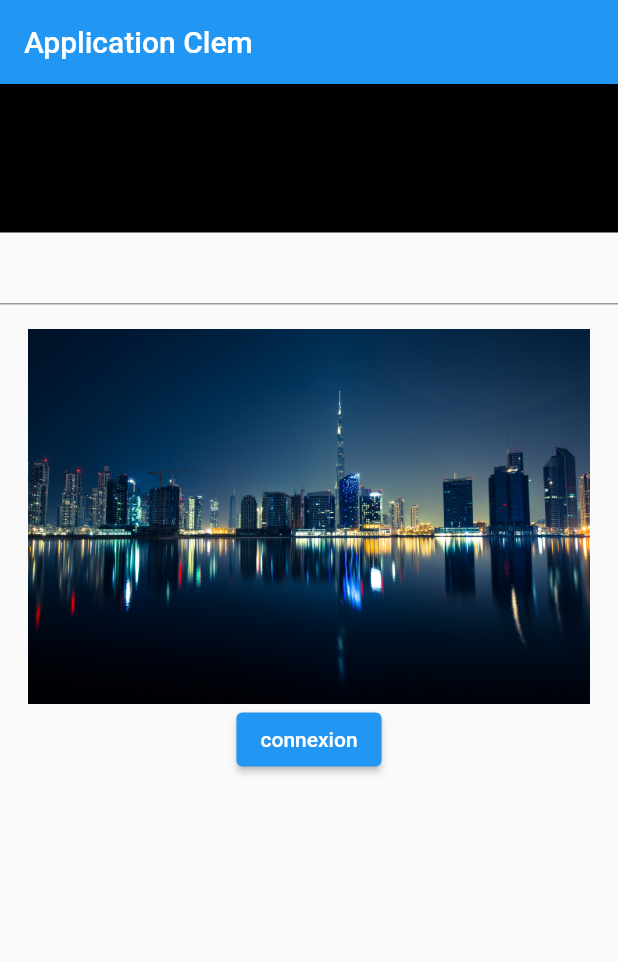
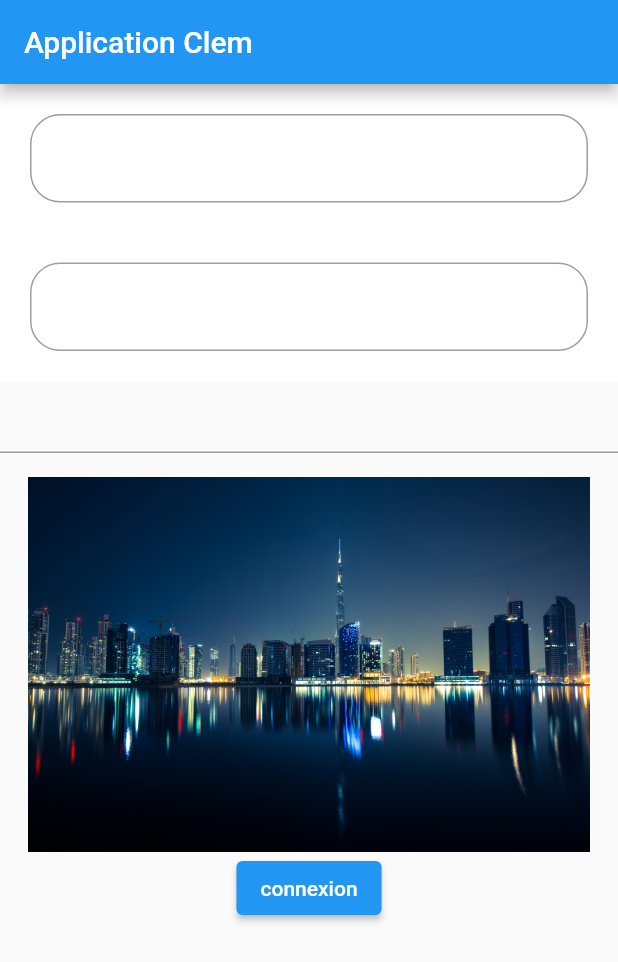
Before and after one commit to Clement-Wds/first_application_android, a Flutter app: the screen it shows after launch, on a phone screen of 412 x 824 dp. Shown: the top 962 px of the screen. Run offline on Flutter 3.47's test engine with Material 2 defaults, Android fonts, the light colour scheme and no system bars.

Commit message:
input entry

```diff
--- a/lib/main.dart
+++ b/lib/main.dart
@@ -52,6 +52,9 @@ class _MyHomePageState extends State<MyHomePage> {
   int _counter = 0;
   String message = '';
 
+  String mail = '';
+  String password = '';
+
   void _incrementCounter() {
     setState(() {
       // This call to setState tells the Flutter framework that something has
@@ -80,16 +83,39 @@ class _MyHomePageState extends State<MyHomePage> {
       body: Column(
         children: [
           Container(
-            color: Colors.black,
+            color: Colors.white,
             padding: const EdgeInsets.all(20),
             child: TextField(
-              style: const TextStyle(color: Colors.white),
+              onChanged: (String text){
+                setState(() {
+                  mail = text;
+                });
+              },
+              //style: const TextStyle(color: Colors.white),
               decoration: InputDecoration(
                 border: OutlineInputBorder(
                   borderRadius: BorderRadius.circular(20),
                 )
               ),
             )
+          ),
+          Container(
+              color: Colors.white,
+              padding: const EdgeInsets.all(20),
+              child: TextField(
+                onChanged: (String text){
+                  setState(() {
+                    password = text;
+                  });
+                },
+                obscureText: true,
+                //style: const TextStyle(color: Colors.white),
+                decoration: InputDecoration(
+                    border: OutlineInputBorder(
+                      borderRadius: BorderRadius.circular(20),
+                    )
+                ),
+              )
           ),
           TextField(
             onChanged: (String text){
@@ -105,7 +131,7 @@ class _MyHomePageState extends State<MyHomePage> {
               print("appuyer");
               Navigator.push(context, MaterialPageRoute(
                   builder: (BuildContext context){
-                    return Retour();
+                    return Retour(mail: mail, password: password);
                 }
               ));
             },
--- a/lib/retour.dart
+++ b/lib/retour.dart
@@ -1,6 +1,9 @@
 import 'package:flutter/material.dart';
 
 class Retour extends StatefulWidget{
+  String mail;
+  String password;
+  Retour({required this.mail, required this.password});
   @override
   State<StatefulWidget> createState() {
     // TODO: implement createState
@@ -18,7 +21,7 @@ class RetourState extends State<Retour>{
         title: const Text('Deuxième page'),
         centerTitle: true,
       ),
-      body: const Text('Bienvenue chez Clément'),
+      body: Text('mon adresse mail est la suivante : ${widget.mail} et le mot de passe est ${widget.password}'),
       backgroundColor: const Color(0xFF003296),
     );
   }
```
